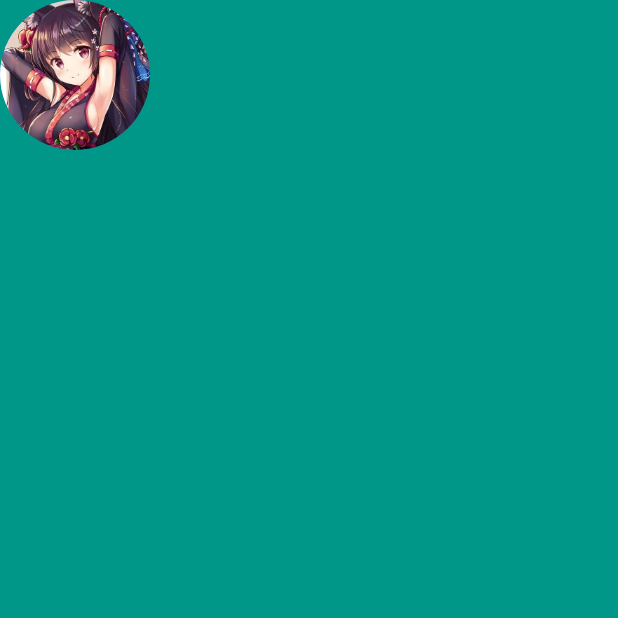
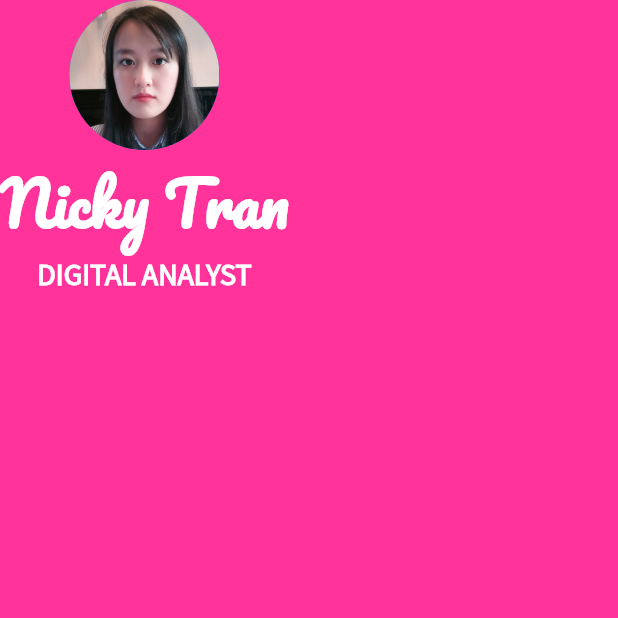
Before and after one commit to trann52/mi_card_flutter, a Flutter app: the screen it shows after launch, on a phone screen of 412 x 824 dp, the top half of it. Run offline on Flutter 3.47's test engine with Material 2 defaults, Android fonts, the phone set to English and light mode, and no system bars.

Commit message:
changing images, adding fonts

```diff
--- a/lib/main.dart
+++ b/lib/main.dart
@@ -17,14 +17,32 @@ class MyApp extends StatelessWidget {
   Widget build(BuildContext context) {
     return MaterialApp(
       home: Scaffold(
-        backgroundColor: Colors.teal,
+        backgroundColor: Color(0xffff3399),
         body: SafeArea(
             // Container can only have 1 child
             child: Column(
           children: [
             CircleAvatar(
               radius: 50.0,
-              backgroundImage: AssetImage('images/kitsune.jpg'),
+              backgroundImage: AssetImage('images/me.jpg'),
+            ),
+            Text(
+              'Nicky Tran',
+              style: TextStyle(
+                fontFamily: 'Pacifico',
+                fontSize: 40.0,
+                color: Color(0xffffffff),
+                fontWeight: FontWeight.bold,
+              ),
+            ),
+            Text(
+              'DIGITAL ANALYST',
+              style: TextStyle(
+                fontFamily: 'SourceSansPro',
+                fontSize: 20.0,
+                color: Color(0xffffffff),
+                fontWeight: FontWeight.bold,
+              ),
             ),
           ],
         )),
```
Also changed, not shown: pubspec.yaml (+8 -0 lines), fonts/Pacifico-Regular.ttf (added), fonts/SourceSansPro-Regular.ttf (added), images/kitsune.jpg (deleted), images/me.jpg (added).
